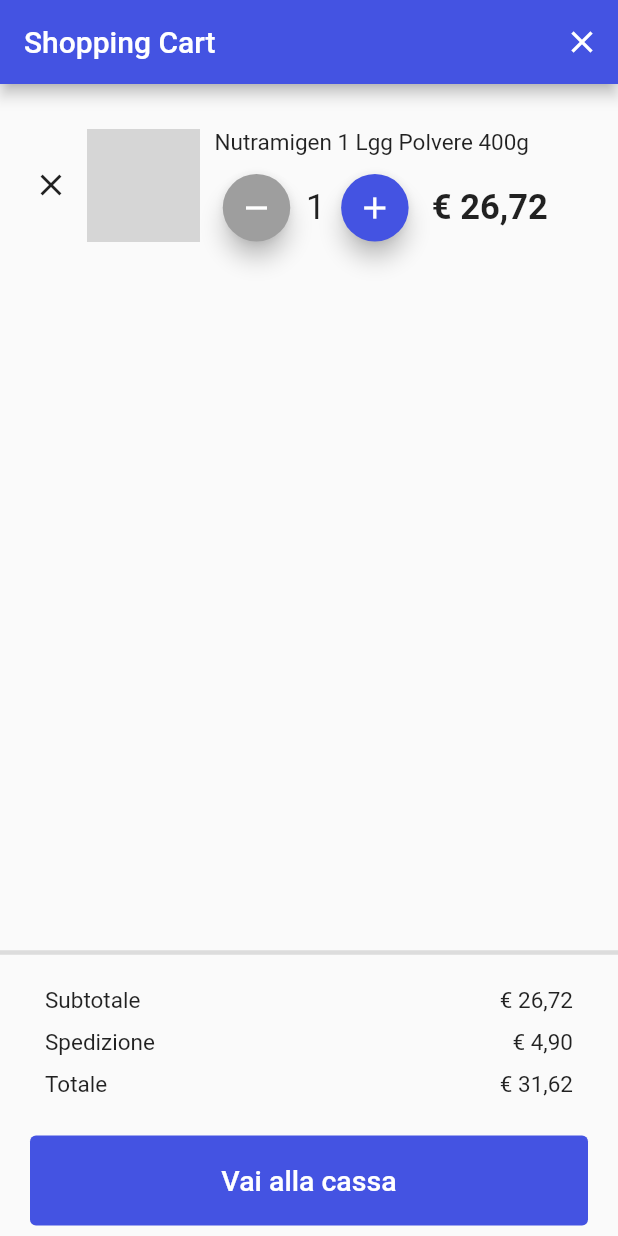
After one commit to scaranofbr/learning_routes_and_themes, a Flutter app: the Product screen opened by its route, after a tap on the "shopping bag" icon, on a phone screen of 412 x 824 dp. The commit adds this screen. Run offline on Flutter 3.47's test engine with Material 2 defaults, Android fonts, the phone set to English and light mode, and no system bars; our stand-ins replace google_fonts, shared_preferences; accounts and stored records are empty; network calls fail; grey boxes are pictures that could not be loaded.

Commit message:
Added Shopping Cart screen example

```diff
--- a/lib/l10n/intl_en.arb
+++ b/lib/l10n/intl_en.arb
@@ -7,5 +7,6 @@
   "settingsProductButton" : "Check product",
   "detailTitle" : "Selected Album",
   "albumDetailTitle" : "TITLE",
-  "productTitle" : "Product"
+  "productTitle" : "Product",
+  "shoppingCartTitle" : "Shopping Cart"
 }
--- a/lib/l10n/intl_it.arb
+++ b/lib/l10n/intl_it.arb
@@ -7,5 +7,6 @@
     "settingsProductButton" : "Controlla il prodotto",
     "detailTitle": "Album Selezionato",
     "albumDetailTitle": "TITOLO",
-    "productTitle" : "Prodotto"
+    "productTitle" : "Prodotto",
+    "shoppingCartTitle" : "Carrello"
 }
--- a/lib/src/app.dart
+++ b/lib/src/app.dart
@@ -6,6 +6,7 @@ import 'package:learning_routes_and_themes/src/provider/theme_changer.dart';
 import 'package:learning_routes_and_themes/src/screen/detail.dart';
 import 'package:learning_routes_and_themes/src/screen/homepage.dart';
 import 'package:learning_routes_and_themes/src/screen/product.dart';
+import 'package:learning_routes_and_themes/src/screen/shopping_cart.dart';
 import 'package:provider/provider.dart';
 
 class RoutesAndThemesApp extends StatefulWidget {
@@ -42,6 +43,10 @@ class RoutesAndThemesAppState extends State<RoutesAndThemesApp> {
             return MaterialPageRoute(builder: (context) {
               return Product();
             });
+          case ShoppingCart.routeName:
+            return MaterialPageRoute(builder: (context) {
+              return ShoppingCart();
+            });
         }
       },
     );
@@ -49,9 +54,20 @@ class RoutesAndThemesAppState extends State<RoutesAndThemesApp> {
 
   ThemeData _getThemeData(BuildContext context) {
     final isLight = context.watch<ThemeChanger>().isLight;
-    final theme = isLight ? ThemeData.light() : ThemeData.dark();
+    final theme = isLight
+        ? ThemeData.light().copyWith(
+            primaryColor: Color.fromRGBO(68, 83, 226, 1),
+          )
+        : ThemeData.dark();
     return theme.copyWith(
         textTheme:
-            theme.textTheme.apply(fontFamily: GoogleFonts.lora().fontFamily));
+            theme.textTheme.apply(fontFamily: GoogleFonts.lora().fontFamily),
+            floatingActionButtonTheme: FloatingActionButtonThemeData(
+              backgroundColor: Color.fromRGBO(68, 83, 226, 1)
+            ),
+        elevatedButtonTheme: ElevatedButtonThemeData(
+            style: ButtonStyle(
+                backgroundColor: MaterialStateProperty.all(
+                    Color.fromRGBO(68, 83, 226, 1)))));
   }
 }
--- a/lib/src/screen/product.dart
+++ b/lib/src/screen/product.dart
@@ -3,6 +3,7 @@ import 'dart:ui';
 import 'package:flutter/material.dart';
 import 'package:google_fonts/google_fonts.dart';
 import 'package:learning_routes_and_themes/generated/l10n.dart';
+import 'package:learning_routes_and_themes/src/screen/shopping_cart.dart';
 
 class Product extends StatelessWidget {
   static const String routeName = '/product';
@@ -14,7 +15,16 @@ class Product extends StatelessWidget {
   @override
   Widget build(BuildContext context) {
     return Scaffold(
-      appBar: AppBar(title: Text(kProductTitle)),
+      appBar: AppBar(
+        title: Text(kProductTitle),
+        actions: [
+          IconButton(
+              onPressed: () {
+                Navigator.pushNamed(context, ShoppingCart.routeName);
+              },
+              icon: Icon(Icons.shopping_bag))
+        ],
+      ),
       body: Center(
         child: Container(
           height: 550,
@@ -62,7 +72,6 @@ class Product extends StatelessWidget {
                 Text(
                   'Saugella Attiva Flacone 250 Ml',
                   style: TextStyle(
-                      color: Colors.black,
                       fontFamily: GoogleFonts.roboto().fontFamily,
                       fontSize: 32),
                 ),
--- /dev/null
+++ b/lib/src/screen/shopping_cart.dart
@@ -0,0 +1,144 @@
+import 'package:flutter/material.dart';
+import 'package:google_fonts/google_fonts.dart';
+import 'package:learning_routes_and_themes/generated/l10n.dart';
+import 'package:learning_routes_and_themes/src/widget/price_row.dart';
+
+class ShoppingCart extends StatelessWidget {
+  const ShoppingCart({Key? key}) : super(key: key);
+
+  static const String routeName = '/product/shopping_cart';
+  String get kShoppingCartTitle => S.current.shoppingCartTitle;
+
+  @override
+  Widget build(BuildContext context) {
+    return Scaffold(
+      appBar: AppBar(
+        automaticallyImplyLeading: false,
+        title: Text(kShoppingCartTitle),
+        actions: [CloseButton()],
+      ),
+      body: Column(
+        mainAxisAlignment: MainAxisAlignment.center,
+        children: [
+          Expanded(
+              child: Padding(
+            padding: const EdgeInsets.only(top: 30.0),
+            child: ListView(
+              children: [
+                Row(
+                  crossAxisAlignment: CrossAxisAlignment.center,
+                  children: [
+                    SizedBox(width: 10),
+                    IconButton(onPressed: () {}, icon: Icon(Icons.close)),
+                    Container(
+                      width: 75,
+                      height: 75,
+                      decoration: BoxDecoration(
+                          image: DecorationImage(
+                              image: NetworkImage('https://picsum.photos/200')),
+                          borderRadius: BorderRadius.circular(10),
+                          border: Border.all(
+                              width: 1, color: Colors.grey.shade400)),
+                    ),
+                    SizedBox(width: 10),
+                    SizedBox(
+                      height: 75,
+                      child: Column(
+                        crossAxisAlignment: CrossAxisAlignment.start,
+                        children: [
+                          Text(
+                            'Nutramigen 1 Lgg Polvere 400g',
+                            style: TextStyle(
+                                fontFamily: GoogleFonts.roboto().fontFamily,
+                                fontSize: 15),
+                          ),
+                          Expanded(child: SizedBox()),
+                          Row(
+                            children: [
+                              SizedBox(
+                                height: 45,
+                                child: FloatingActionButton(
+                                  onPressed: () {},
+                                  backgroundColor: Colors.grey,
+                                  child: Icon(Icons.remove),
+                                  heroTag: null,
+                                ),
+                              ),
+                              SizedBox(
+                                width: 5,
+                              ),
+                              Text(
+                                '1',
+                                style: TextStyle(
+                                    fontFamily: GoogleFonts.roboto().fontFamily,
+                                    fontSize: 23),
+                              ),
+                              SizedBox(
+                                width: 5,
+                              ),
+                              SizedBox(
+                                height: 45,
+                                child: FloatingActionButton(
+                                  onPressed: () {},
+                                  child: Icon(Icons.add),
+                                  heroTag: null,
+                                ),
+                              ),
+                              SizedBox(width: 10,),
+                              Text(
+                                '€ 26,72',
+                                style: TextStyle(
+                                    fontWeight: FontWeight.bold,
+                                    fontFamily: GoogleFonts.roboto().fontFamily,
+                                    fontSize: 23),
+                              )
+                            ],
+                          )
+                        ],
+                      ),
+                    )
+                  ],
+                )
+              ],
+            ),
+          )),
+          Divider(
+            thickness: 3,
+          ),
+          Padding(
+            padding: const EdgeInsets.fromLTRB(30, 15, 30, 0),
+            child: Column(
+              children: [
+                PriceRow(leftString: 'Subtotale', rightString: '€ 26,72'),
+                SizedBox(height: 10),
+                PriceRow(leftString: 'Spedizione', rightString: '€ 4,90'),
+                SizedBox(height: 10),
+                PriceRow(leftString: 'Totale', rightString: '€ 31,62')
+              ],
+            ),
+          ),
+          Padding(
+            padding: const EdgeInsets.fromLTRB(20, 25, 20, 7),
+            child: SizedBox(
+              height: 60,
+              width: double.infinity,
+              child: ElevatedButton(
+                onPressed: () {},
+                child: Text(
+                  'Vai alla cassa',
+                  style: TextStyle(
+                      fontFamily: GoogleFonts.roboto().fontFamily,
+                      fontSize: 19),
+                ),
+                style: ButtonStyle(
+                    elevation: MaterialStateProperty.all(0),
+                    backgroundColor: MaterialStateProperty.all(
+                        Color.fromRGBO(68, 83, 226, 1))),
+              ),
+            ),
+          )
+        ],
+      ),
+    );
+  }
+}
--- /dev/null
+++ b/lib/src/widget/price_row.dart
@@ -0,0 +1,30 @@
+import 'package:flutter/material.dart';
+import 'package:google_fonts/google_fonts.dart';
+
+class PriceRow extends StatelessWidget {
+  final String leftString;
+  final String rightString;
+
+  const PriceRow(
+      {required String leftString, required String rightString, Key? key})
+      : this.leftString = leftString, this.rightString = rightString, super(key: key);
+
+  @override
+  Widget build(BuildContext context) {
+    return Row(
+      children: [
+        Text(
+          leftString,
+          style: TextStyle(
+              fontFamily: GoogleFonts.roboto().fontFamily, fontSize: 15),
+        ),
+        Expanded(child: SizedBox()),
+        Text(
+          rightString,
+          style: TextStyle(
+              fontFamily: GoogleFonts.roboto().fontFamily, fontSize: 15),
+        ),
+      ],
+    );
+  }
+}
```
Also changed, not shown: lib/generated/intl/messages_en.dart, lib/generated/intl/messages_it.dart, lib/generated/l10n.dart, lib/src/data/network.dart (line endings or trailing spaces).
